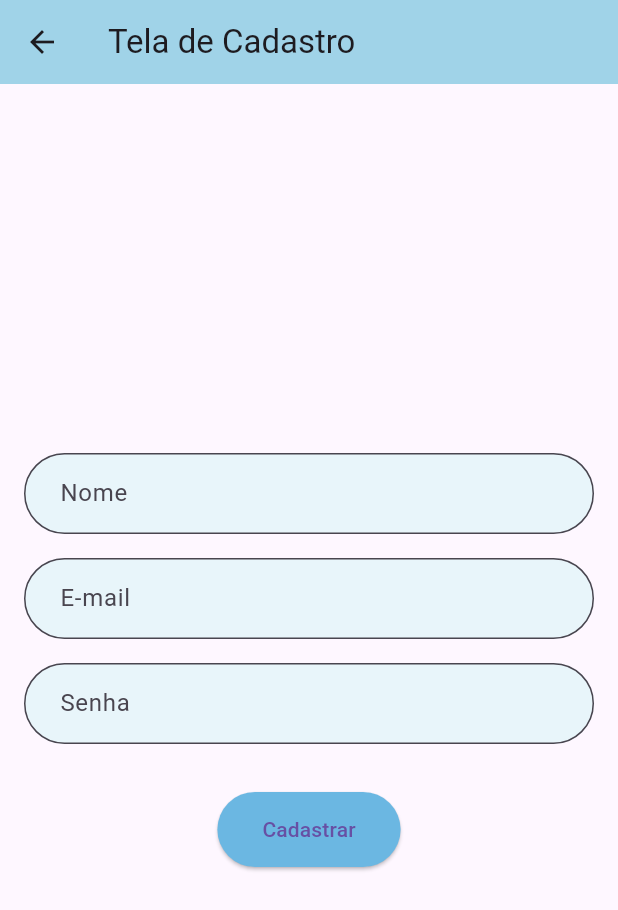
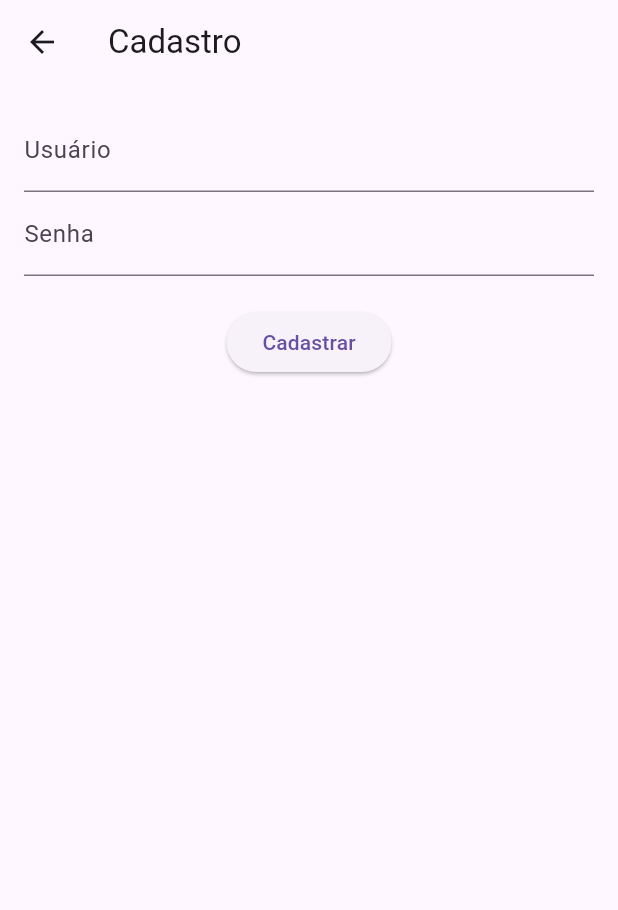
Before and after one commit to amandasgonsalves/flutter-app, a Flutter app: the screen it shows after launch, after a tap on "Não tem uma conta? Cadastre-se!", on a phone screen of 412 x 824 dp. Shown: the top 910 px of the screen. Run offline on Flutter 3.47's test engine with Material 3 defaults, Android fonts, the phone set to English and light mode, and no system bars; our stand-ins replace hive, hive_flutter; accounts and stored records are empty; Roboto replaces fonts that are missing (Poppins).

Commit message:
hive BD mudanças no login e cadastro

```diff
--- a/lib/main.dart
+++ b/lib/main.dart
@@ -1,8 +1,14 @@
 import 'package:flutter/material.dart';
 import 'package:flutter_application_1/pages/home_screen.dart';
 import 'package:flutter_application_1/pages/login_screen.dart';
+import 'package:flutter_application_1/pages/signup_screen.dart';
+import 'package:hive/hive.dart';
+import 'package:hive_flutter/adapters.dart';
 
-void main() {
+Future<void> main() async {
+  WidgetsFlutterBinding.ensureInitialized();
+  await Hive.initFlutter();
+  await Hive.openBox('users'); // Abre a box de usuários
   runApp(MyApp());
 }
 
@@ -10,12 +16,14 @@ class MyApp extends StatelessWidget {
   @override
   Widget build(BuildContext context) {
     return MaterialApp(
-      title: 'ANKI',
-      theme: ThemeData(
-        primarySwatch: Colors.blue,
-      ),
-      home: LoginScreen(),
-      //home: HomeScreen(), // Inicializa a HomePage
+      title: 'Flutter Hive Demo',
+      theme: ThemeData(primarySwatch: Colors.blue),
+      initialRoute: '/login', // Define a rota inicial
+      routes: {
+        '/login': (context) => LoginScreen(),
+        '/signup': (context) => SignupScreen(),
+        '/home': (context) => HomeScreen(),
+      },
     );
   }
 }
--- a/lib/pages/signup_screen.dart
+++ b/lib/pages/signup_screen.dart
@@ -1,143 +1,49 @@
 import 'package:flutter/material.dart';
+import 'package:hive/hive.dart';
 
-class SignupScreen extends StatefulWidget {
-  @override
-  _SignupScreenState createState() => _SignupScreenState();
-}
-
-class _SignupScreenState extends State<SignupScreen> {
-  final _formKey = GlobalKey<FormState>();
-  final _nameController = TextEditingController();
-  final _emailController = TextEditingController();
-  final _passwordController = TextEditingController();
-
-  @override
-  void dispose() {
-    _nameController.dispose();
-    _emailController.dispose();
-    _passwordController.dispose();
-    super.dispose();
-  }
-
-  String? _validateName(String? value) {
-    if (value == null || value.isEmpty) {
-      return 'O nome é obrigatório';
-    }
-    return null;
-  }
-
-  String? _validateEmail(String? value) {
-    if (value == null || value.isEmpty) {
-      return 'O e-mail é obrigatório';
-    }
-    final emailRegex = RegExp(r'^[^@]+@[^@]+\.[^@]+');
-    if (!emailRegex.hasMatch(value)) {
-      return 'Digite um e-mail válido';
-    }
-    return null;
-  }
-
-  String? _validatePassword(String? value) {
-    if (value == null || value.isEmpty) {
-      return 'A senha é obrigatória';
-    }
-    if (value.length < 6) {
-      return 'A senha deve ter pelo menos 6 caracteres';
-    }
-    return null;
-  }
-
-  void _submitForm() {
-    if (_formKey.currentState!.validate()) {
-      // Aqui você poderia realizar a ação de registro.
-      ScaffoldMessenger.of(context).showSnackBar(
-        SnackBar(content: Text('Cadastro realizado com sucesso!')),
-      );
-      // Navega de volta para a tela de login
-      Navigator.pop(context);
-    }
-  }
+class SignupScreen extends StatelessWidget {
+  final TextEditingController _usernameController = TextEditingController();
+  final TextEditingController _passwordController = TextEditingController();
 
   @override
   Widget build(BuildContext context) {
     return Scaffold(
-      appBar: AppBar(
-        title:
-            Text('Tela de Cadastro', style: TextStyle(fontFamily: 'Poppins')),
-        backgroundColor: Color(0xFFA0D3E8), // Azul pastel claro
-      ),
+      appBar: AppBar(title: Text('Cadastro')),
       body: Padding(
-        padding: EdgeInsets.all(16.0),
-        child: Form(
-          key: _formKey,
-          child: Column(
-            mainAxisAlignment: MainAxisAlignment.center,
-            children: [
-              TextFormField(
-                controller: _nameController,
-                decoration: InputDecoration(
-                  labelText: 'Nome',
-                  border: OutlineInputBorder(
-                    borderRadius: BorderRadius.circular(30.0),
-                  ),
-                  filled: true,
-                  fillColor: Color(0xFFE8F5FA), // Azul muito claro
-                  contentPadding: EdgeInsets.symmetric(
-                      vertical: 15.0, horizontal: 20.0), // Ajuste do padding
-                ),
-                validator: _validateName,
-                style: TextStyle(fontFamily: 'Poppins'),
-              ),
-              SizedBox(height: 16.0),
-              TextFormField(
-                controller: _emailController,
-                decoration: InputDecoration(
-                  labelText: 'E-mail',
-                  border: OutlineInputBorder(
-                    borderRadius: BorderRadius.circular(30.0),
-                  ),
-                  filled: true,
-                  fillColor: Color(0xFFE8F5FA), // Azul muito claro
-                  contentPadding: EdgeInsets.symmetric(
-                      vertical: 15.0, horizontal: 20.0), // Ajuste do padding
-                ),
-                keyboardType: TextInputType.emailAddress,
-                validator: _validateEmail,
-                style: TextStyle(fontFamily: 'Poppins'),
-              ),
-              SizedBox(height: 16.0),
-              TextFormField(
-                controller: _passwordController,
-                decoration: InputDecoration(
-                  labelText: 'Senha',
-                  border: OutlineInputBorder(
-                    borderRadius: BorderRadius.circular(30.0),
-                  ),
-                  filled: true,
-                  fillColor: Color(0xFFE8F5FA), // Azul muito claro
-                  contentPadding: EdgeInsets.symmetric(
-                      vertical: 15.0, horizontal: 20.0), // Ajuste do padding
-                ),
-                obscureText: true,
-                validator: _validatePassword,
-                style: TextStyle(fontFamily: 'Poppins'),
-              ),
-              SizedBox(height: 32.0),
-              ElevatedButton(
-                onPressed: _submitForm,
-                child:
-                    Text('Cadastrar', style: TextStyle(fontFamily: 'Poppins')),
-                style: ElevatedButton.styleFrom(
-                  backgroundColor: Color(0xFF6BB7E2), // Azul pastel médio
-                  padding:
-                      EdgeInsets.symmetric(vertical: 15.0, horizontal: 30.0),
-                  shape: RoundedRectangleBorder(
-                    borderRadius: BorderRadius.circular(30.0),
-                  ),
-                ),
-              ),
-            ],
-          ),
+        padding: const EdgeInsets.all(16.0),
+        child: Column(
+          children: [
+            TextField(
+              controller: _usernameController,
+              decoration: InputDecoration(labelText: 'Usuário'),
+            ),
+            TextField(
+              controller: _passwordController,
+              decoration: InputDecoration(labelText: 'Senha'),
+              obscureText: true,
+            ),
+            SizedBox(height: 20),
+            ElevatedButton(
+              onPressed: () async {
+                var box = Hive.box('users');
+                String username = _usernameController.text;
+                String password = _passwordController.text;
+
+                if (box.containsKey(username)) {
+                  ScaffoldMessenger.of(context).showSnackBar(
+                    SnackBar(content: Text('Usuário já existe!')),
+                  );
+                } else {
+                  box.put(username, password); // Salva o usuário e a senha
+                  ScaffoldMessenger.of(context).showSnackBar(
+                    SnackBar(content: Text('Cadastro realizado com sucesso!')),
+                  );
+                  Navigator.pop(context); // Retorna à tela de login
+                }
+              },
+              child: Text('Cadastrar'),
+            ),
+          ],
         ),
       ),
     );
--- a/pubspec.yaml
+++ b/pubspec.yaml
@@ -9,6 +9,9 @@ environment:
 dependencies:
   flutter:
     sdk: flutter
+  sqflite_common_ffi: ^2.3.4+4
+  hive: ^2.2.3
+  hive_flutter: ^1.1.0
 
 dev_dependencies:
   flutter_test:
```
Also changed, not shown: lib/pages/login_screen.dart (+35 -13 lines), pubspec.lock, 3 other files.
